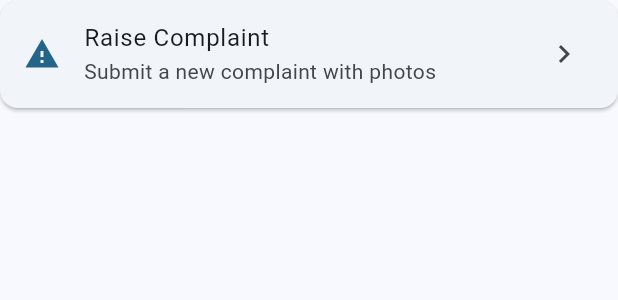
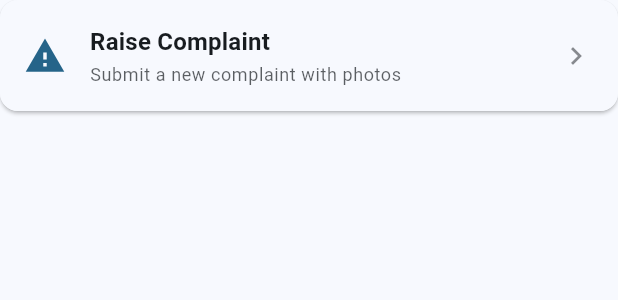
Before and after one commit to dineshReddyPadala/md-desk-app, a Flutter app: the _Tile widget shown alone on an empty page, opened directly, on a phone screen of 412 x 824 dp. Shown: the top 300 px of the screen. Run offline on Flutter 3.47's test engine with Material 3 defaults, Android fonts, the light colour scheme and no system bars; our stand-ins replace go_router, image_picker, shared_preferences; accounts and stored records are empty; network calls fail.

Commit message:
added code

```diff
--- a/md-desk-app/flutter_customer/lib/screens/dashboard_screen.dart
+++ b/md-desk-app/flutter_customer/lib/screens/dashboard_screen.dart
@@ -60,14 +60,36 @@ class _Tile extends StatelessWidget {
 
   @override
   Widget build(BuildContext context) {
+    final theme = Theme.of(context);
     return Card(
       margin: const EdgeInsets.only(bottom: 12),
-      child: ListTile(
-        leading: Icon(icon, color: Theme.of(context).colorScheme.primary),
-        title: Text(title),
-        subtitle: Text(subtitle),
-        trailing: const Icon(Icons.chevron_right),
-        onTap: onTap,
+      clipBehavior: Clip.antiAlias,
+      child: Material(
+        color: theme.colorScheme.surface,
+        child: InkWell(
+          onTap: onTap,
+          child: Padding(
+            padding: const EdgeInsets.symmetric(horizontal: 16, vertical: 16),
+            child: Row(
+              children: [
+                Icon(icon, color: theme.colorScheme.primary, size: 28),
+                const SizedBox(width: 16),
+                Expanded(
+                  child: Column(
+                    crossAxisAlignment: CrossAxisAlignment.start,
+                    mainAxisSize: MainAxisSize.min,
+                    children: [
+                      Text(title, style: theme.textTheme.titleMedium?.copyWith(fontWeight: FontWeight.w600)),
+                      const SizedBox(height: 2),
+                      Text(subtitle, style: theme.textTheme.bodySmall?.copyWith(color: theme.colorScheme.onSurface.withValues(alpha: 0.7))),
+                    ],
+                  ),
+                ),
+                Icon(Icons.chevron_right, color: theme.colorScheme.onSurface.withValues(alpha: 0.5)),
+              ],
+            ),
+          ),
+        ),
       ),
     );
   }
```
